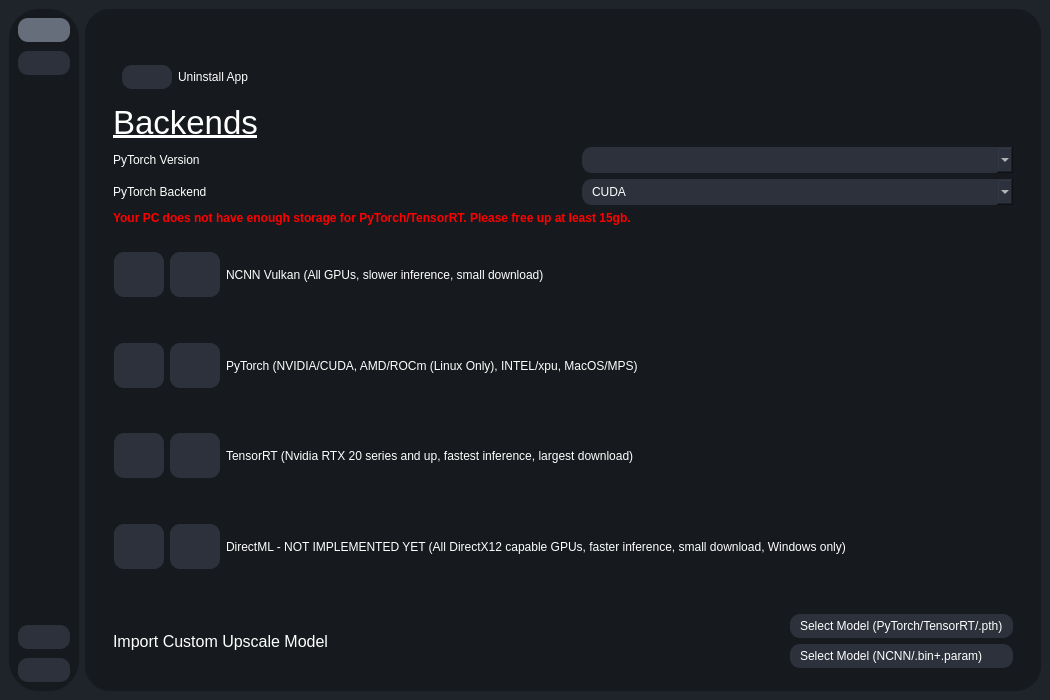
TNTwise/REAL-Video-Enhancer, file testRVEInterface.ui: the form before one commit.
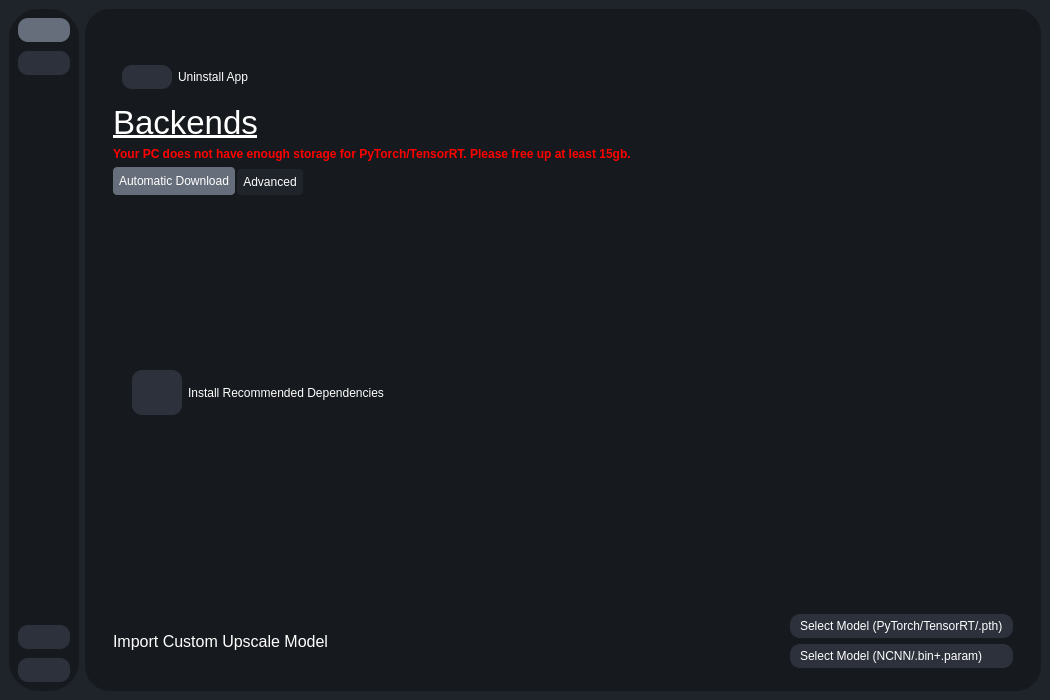
The form after the commit. The open tabs and pages were chosen to show the change. Icons and pictures are not drawn.

Commit message: auto detect nvidia?

Diff of the .ui file:
```diff
--- a/testRVEInterface.ui
+++ b/testRVEInterface.ui
@@ -168,6 +168,62 @@
 		background:#2c313c; /*change background here*/
 		color:transparent;
 }
+QTabWidget::pane { /* The tab widget frame */
+                border-top: 0px solid #C2C7CB;
+                top: -0.5em;
+                background: transparent;
+            }
+
+            QTabWidget::tab-bar {
+                alignment: left;
+            }
+
+            QTabBar::tab {
+                background: #1f232a;
+                border: 0px solid #C4C4C3;
+                border-bottom-color: #C2C7CB; /* same as the pane color */
+                border-top-left-radius: 4px;
+                border-top-right-radius: 4px;
+				  border-bottom-left-radius: 4px;
+                border-bottom-right-radius: 4px;
+                min-width: 8ex;
+                padding: 6px;
+				 color: #fff;
+            }
+
+            QTabBar::tab:selected{
+                background:#676e7b;
+            }
+            QTabBar::tab:hover {
+				background: #343b47;
+				}
+
+            QTabBar::tab:selected {
+                border-color: transparent;
+                border-bottom-color: transparent; /* same as pane color */
+            }
+
+            QTabBar::tab:!selected {
+                margin-top: 2px; /* make non-selected tabs look smaller */
+            }
+
+            QTabBar::tab:selected {
+                /* expand/overlap to the left and right by 4px */
+                margin-left: 2px;
+                margin-right: 2px;
+            }
+
+            QTabBar::tab:first:selected {
+                margin-left: 0; /* the first selected tab should not overlap */
+            }
+
+            QTabBar::tab:last:selected {
+                margin-right: 0; /* the last selected tab should not overlap */
+            }
+
+            QTabBar::tab:only-one {
+                margin: 0; /* if there is only one tab, it should not overlap */
+            }
 </string>
   </property>
   <widget class="QWidget" name="centralwidget">
@@ -232,7 +288,7 @@
              <string notr="true"/>
             </property>
             <property name="currentIndex">
-             <number>2</number>
+             <number>4</number>
             </property>
             <widget class="QWidget" name="homePage">
              <property name="styleSheet">
@@ -543,62 +599,7 @@
         width: 20px;
         height: 15px;
     }
-QTabWidget::pane { /* The tab widget frame */
-                border-top: 0px solid #C2C7CB;
-                top: -0.5em;
-                background: transparent;
-            }
 
-            QTabWidget::tab-bar {
-                alignment: left;
-            }
-
-            QTabBar::tab {
-                background: #1f232a;
-                border: 0px solid #C4C4C3;
-                border-bottom-color: #C2C7CB; /* same as the pane color */
-                border-top-left-radius: 4px;
-                border-top-right-radius: 4px;
-				  border-bottom-left-radius: 4px;
-                border-bottom-right-radius: 4px;
-                min-width: 8ex;
-                padding: 6px;
-				 color: #fff;
-            }
-
-            QTabBar::tab:selected{
-                background:#676e7b;
-            }
-            QTabBar::tab:hover {
-				background: #343b47;
-				}
-
-            QTabBar::tab:selected {
-                border-color: transparent;
-                border-bottom-color: transparent; /* same as pane color */
-            }
-
-            QTabBar::tab:!selected {
-                margin-top: 2px; /* make non-selected tabs look smaller */
-            }
-
-            QTabBar::tab:selected {
-                /* expand/overlap to the left and right by 4px */
-                margin-left: 2px;
-                margin-right: 2px;
-            }
-
-            QTabBar::tab:first:selected {
-                margin-left: 0; /* the first selected tab should not overlap */
-            }
-
-            QTabBar::tab:last:selected {
-                margin-right: 0; /* the last selected tab should not overlap */
-            }
-
-            QTabBar::tab:only-one {
-                margin: 0; /* if there is only one tab, it should not overlap */
-            }
 
 
 QListWidget{
@@ -1096,8 +1097,8 @@
                                  <property name="geometry">
                                   <rect>
                                    <x>0</x>
-                                   <y>-55</y>
-                                   <width>470</width>
+                                   <y>0</y>
+                                   <width>373</width>
                                    <height>1040</height>
                                   </rect>
                                  </property>
@@ -3328,8 +3329,8 @@
                                <rect>
                                 <x>0</x>
                                 <y>0</y>
-                                <width>430</width>
-                                <height>516</height>
+                                <width>380</width>
+                                <height>389</height>
                                </rect>
                               </property>
                               <property name="sizePolicy">
@@ -5572,6 +5573,136 @@
                   </widget>
                  </item>
                  <item>
+                  <widget class="QLabel" name="low_storage_label">
+                   <property name="font">
+                    <font>
+                     <bold>true</bold>
+                    </font>
+                   </property>
+                   <property name="styleSheet">
+                    <string notr="true">QLabel {
+color: red;
+}</string>
+                   </property>
+                   <property name="text">
+                    <string>Your PC does not have enough storage for PyTorch/TensorRT. Please free up at least 15gb.</string>
+                   </property>
+                  </widget>
+                 </item>
+                 <item>
+                  <widget class="QTabWidget" name="tabWidget_2">
+                   <property name="currentIndex">
+                    <number>0</number>
+                   </property>
+                   <widget class="QWidget" name="tab_7">
+                    <attribute name="title">
+                     <string>Automatic Download</string>
+                    </attribute>
+                    <layout class="QHBoxLayout" name="horizontalLayout_41">
+                     <item>
+                      <widget class="QWidget" name="pytorchBackendInstallerContainer_5" native="true">
+                       <layout class="QHBoxLayout" name="horizontalLayout_37">
+                        <property name="leftMargin">
+                         <number>0</number>
+                        </property>
+                        <property name="topMargin">
+                         <number>0</number>
+                        </property>
+                        <property name="rightMargin">
+                         <number>0</number>
+                        </property>
+                        <property name="bottomMargin">
+                         <number>0</number>
+                        </property>
+                        <item>
+                         <widget class="QPushButton" name="downloadRecommendedBtn">
+                          <property name="sizePolicy">
+                           <sizepolicy hsizetype="Minimum" vsizetype="Minimum">
+                            <horstretch>0</horstretch>
+                            <verstretch>0</verstretch>
+                           </sizepolicy>
+                          </property>
+                          <property name="maximumSize">
+                           <size>
+                            <width>50</width>
+                            <height>45</height>
+                           </size>
+                          </property>
+                          <property name="text">
+                           <string/>
+                          </property>
+                          <property name="icon">
+                           <iconset resource="resources.qrc">
+                            <normaloff>:/icons/icons/download.svg</normaloff>:/icons/icons/download.svg</iconset>
+                          </property>
+                          <property name="iconSize">
+                           <size>
+                            <width>30</width>
+                            <height>30</height>
+                           </size>
+                          </property>
+                         </widget>
+                        </item>
+                        <item>
+                         <widget class="QLabel" name="label_25">
+                          <property name="text">
+                           <string>Install Recommended Dependencies</string>
+                          </property>
+                         </widget>
+                        </item>
+                       </layout>
+                      </widget>
+                     </item>
+                    </layout>
+                   </widget>
+                   <widget class="QWidget" name="tab">
+                    <attribute name="title">
+                     <string>Advanced</string>
+                    </attribute>
+                    <layout class="QHBoxLayout" name="horizontalLayout_69">
+                     <item>
+                      <widget class="QScrollArea" name="scrollArea_2">
+                       <property name="sizePolicy">
+                        <sizepolicy hsizetype="Expanding" vsizetype="MinimumExpanding">
+                         <horstretch>0</horstretch>
+                         <verstretch>0</verstretch>
+                        </sizepolicy>
+                       </property>
+                       <property name="maximumSize">
+                        <size>
+                         <width>16777215</width>
+                         <height>16777215</height>
+                        </size>
+                       </property>
+                       <property name="styleSheet">
+                        <string notr="true"/>
+                       </property>
+                       <property name="widgetResizable">
+                        <bool>true</bool>
+                       </property>
+                       <widget class="QWidget" name="scrollAreaWidgetContents_2">
+                        <property name="geometry">
+                         <rect>
+                          <x>0</x>
+                          <y>0</y>
+                          <width>928</width>
+                          <height>326</height>
+                         </rect>
+                        </property>
+                        <layout class="QVBoxLayout" name="verticalLayout_13">
+                         <property name="leftMargin">
+                          <number>0</number>
+                         </property>
+                         <property name="topMargin">
+                          <number>0</number>
+                         </property>
+                         <property name="rightMargin">
+                          <number>0</number>
+                         </property>
+                         <property name="bottomMargin">
+                          <number>0</number>
+                         </property>
+                         <item>
                   <layout class="QHBoxLayout" name="horizontalLayout_46">
                    <item>
                     <layout class="QGridLayout" name="gridLayout_9">
@@ -5666,65 +5797,6 @@
                   </layout>
                  </item>
                  <item>
-                  <widget class="QLabel" name="low_storage_label">
-                   <property name="font">
-                    <font>
-                     <bold>true</bold>
-                    </font>
-                   </property>
-                   <property name="styleSheet">
-                    <string notr="true">QLabel {
-color: red;
-}</string>
-                   </property>
-                   <property name="text">
-                    <string>Your PC does not have enough storage for PyTorch/TensorRT. Please free up at least 15gb.</string>
-                   </property>
-                  </widget>
-                 </item>
-                 <item>
-                  <widget class="QScrollArea" name="scrollArea_2">
-                   <property name="sizePolicy">
-                    <sizepolicy hsizetype="Expanding" vsizetype="MinimumExpanding">
-                     <horstretch>0</horstretch>
-                     <verstretch>0</verstretch>
-                    </sizepolicy>
-                   </property>
-                   <property name="maximumSize">
-                    <size>
-                     <width>16777215</width>
-                     <height>16777215</height>
-                    </size>
-                   </property>
-                   <property name="styleSheet">
-                    <string notr="true"/>
-                   </property>
-                   <property name="widgetResizable">
-                    <bool>true</bool>
-                   </property>
-                   <widget class="QWidget" name="scrollAreaWidgetContents_2">
-                    <property name="geometry">
-                     <rect>
-                      <x>0</x>
-                      <y>0</y>
-                      <width>928</width>
-                      <height>178</height>
-                     </rect>
-                    </property>
-                    <layout class="QVBoxLayout" name="verticalLayout_13">
-                     <property name="leftMargin">
-                      <number>0</number>
-                     </property>
-                     <property name="topMargin">
-                      <number>0</number>
-                     </property>
-                     <property name="rightMargin">
-                      <number>0</number>
-                     </property>
-                     <property name="bottomMargin">
-                      <number>0</number>
-                     </property>
-                     <item>
                       <widget class="QWidget" name="pytorchBackendInstallerContainer_4" native="true">
                        <layout class="QHBoxLayout" name="horizontalLayout_9">
                         <property name="leftMargin">
@@ -6060,6 +6132,10 @@
                          </widget>
                         </item>
                        </layout>
+                          </widget>
+                         </item>
+                        </layout>
+                       </widget>
                       </widget>
                      </item>
                     </layout>
```
Lines whose indentation alone changed are shown as unchanged. The commit also changes 2 other files.
